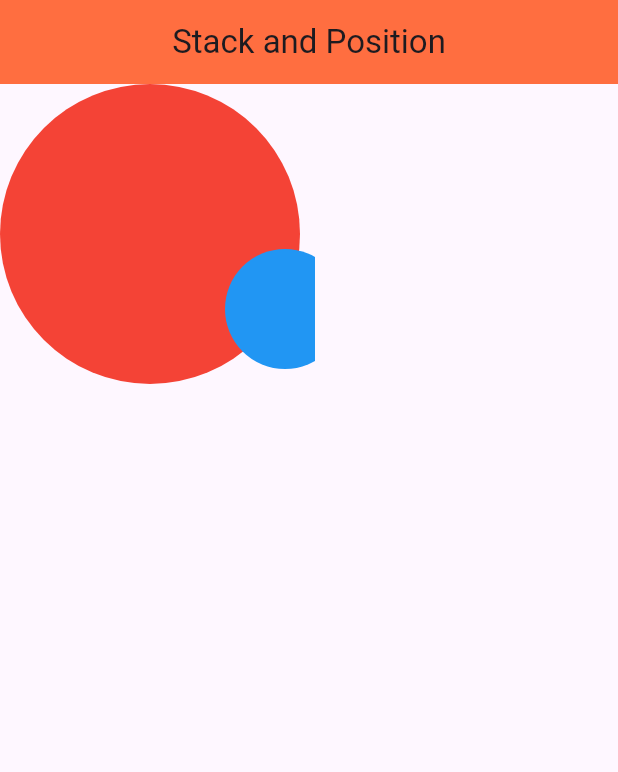
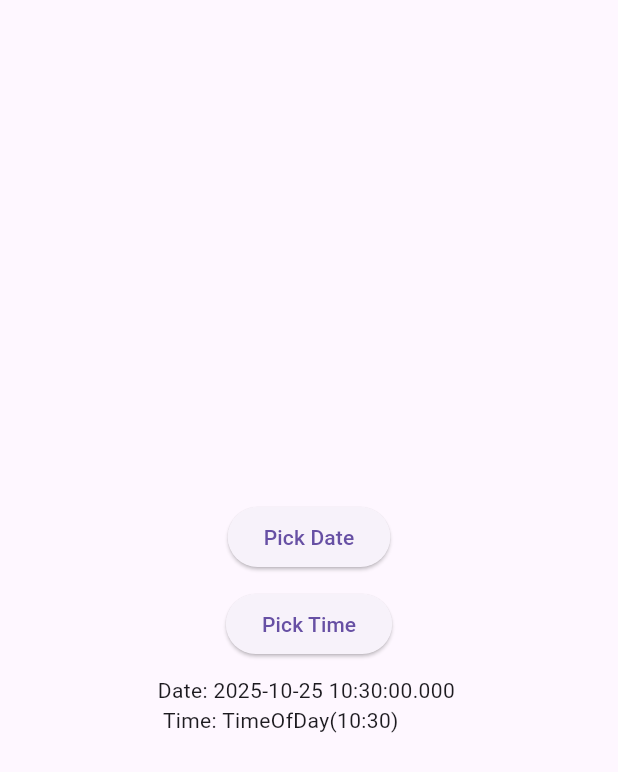
Before and after one commit to Kelaskaraditya1/Flutter, a Flutter app: the screen it shows after launch, on a phone screen of 412 x 824 dp. Shown: the top 772 px of the screen. Run offline on Flutter 3.47's test engine with Material 3 defaults, Android fonts, the phone set to English and light mode, and no system bars; missing offline and left inert: dart:ffi.

Commit message:
Learnt about Date and Time Picker

```diff
--- a/lib/frontend/widgets/main.dart
+++ b/lib/frontend/widgets/main.dart
@@ -2,6 +2,7 @@ import 'dart:ffi';
 
 import 'package:flutter/material.dart' hide Size;
 import 'package:flutter/material.dart' as material;
+import 'package:intl/intl.dart';
 
 // <--------------------------------------------------------StateLess Widget----------------------------------------------------------------------------->
 
@@ -673,6 +674,74 @@ class StackAndPosition extends StatelessWidget {
   }
 }
 
+// <---------------------------------------------------------------DateAndTimePicker----------------------------------------------------------------------------->
+
+class DateAndTimePicker extends StatefulWidget {
+  const DateAndTimePicker({super.key});
+
+  @override
+  State<DateAndTimePicker> createState() => _DateAndTimePickerState();
+}
+
+class _DateAndTimePickerState extends State<DateAndTimePicker> {
+  // Move these OUTSIDE build() method - they should be class-level variables
+  DateTime? selectedDate = DateTime.now();
+  TimeOfDay? selectedTime = TimeOfDay.now();
+
+  @override
+  Widget build(BuildContext context) {
+    return Center(
+      child: Column(
+        mainAxisAlignment: MainAxisAlignment.center,
+        children: [
+          ElevatedButton(
+            onPressed: () async {
+              // await OUTSIDE setState
+              final pickedDate = await showDatePicker(
+                context: context,
+                firstDate: DateTime.now().subtract(Duration(days: 365 * 100)),
+                lastDate: DateTime.now().add(Duration(days: 365 * 10)),
+              );
+
+              // Then use setState synchronously
+              if (pickedDate != null) {
+                DateTime formatedDate =
+                    DateFormat("dd-MM-yyyy").format(pickedDate) as DateTime;
+                setState(() {
+                  selectedDate = formatedDate;
+                });
+              }
+              print(selectedDate);
+            },
+            child: Text("Pick Date"),
+          ),
+          Container(
+            margin: EdgeInsets.only(top: 10, bottom: 10),
+            child: ElevatedButton(
+              onPressed: () async {
+                final pickedTime = await showTimePicker(
+                  context: context,
+                  initialTime: TimeOfDay.now(),
+                );
+
+                if (pickedTime != null) {
+                  setState(() {
+                    selectedTime = pickedTime;
+                  });
+                }
+                print(selectedTime?.format(context));
+              },
+              child: Text("Pick Time"),
+            ),
+          ),
+
+          Text("Date: $selectedDate \n Time: $selectedTime"),
+        ],
+      ),
+    );
+  }
+}
+
 // <---------------------------------------------------------------My-App Widget----------------------------------------------------------------------------->
 
 class MyApp extends StatelessWidget {
@@ -682,7 +751,7 @@ class MyApp extends StatelessWidget {
   Widget build(BuildContext context) {
     return MaterialApp(
       debugShowCheckedModeBanner: false,
-      home: Scaffold(body: StackAndPosition()),
+      home: Scaffold(body: Center(child: DateAndTimePicker())),
     );
   }
 }
--- a/pubspec.yaml
+++ b/pubspec.yaml
@@ -35,6 +35,7 @@ dependencies:
   # Use with the CupertinoIcons class for iOS style icons.
   cupertino_icons: ^1.0.8
   image_picker: ^1.2.0
+  intl: ^0.20.2
 
 dev_dependencies:
   flutter_test:
```
Also changed, not shown: pubspec.lock.
